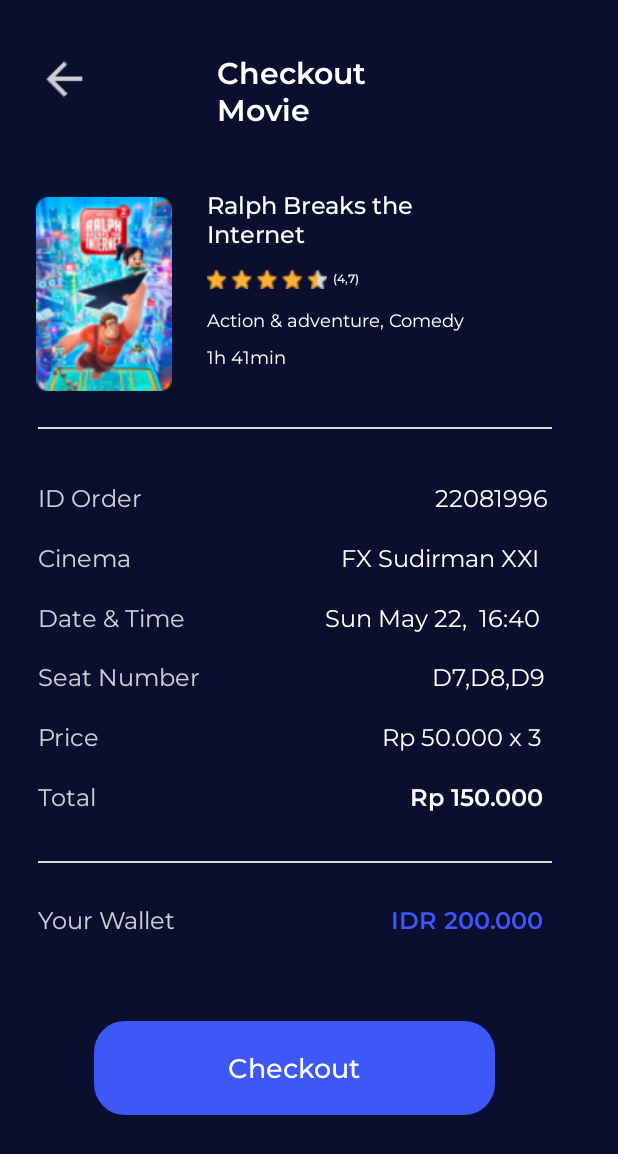
After one commit to ManhHoDinh/MovieTicketApp, an Android app: the layout checkout_wallet_enough_screen.xml on its own in the app's theme, with its tools: preview values and no code run, on a phone screen of 412 x 824 dp. The commit adds this screen. Shown: the top 1154 px of the screen. Run offline under Robolectric (Android 15) with nearby library versions, the phone set to English and light mode, and no system bars.

Commit message:
Add Checkout Screens

```diff
--- /dev/null
+++ b/app/src/main/java/com/example/movieticketapp/Activity/CheckoutWalletEnoughActivity.java
@@ -0,0 +1,16 @@
+package com.example.movieticketapp.Activity;
+
+import androidx.appcompat.app.AppCompatActivity;
+
+import android.os.Bundle;
+
+import com.example.movieticketapp.R;
+
+public class CheckoutWalletEnoughActivity extends AppCompatActivity {
+
+    @Override
+    protected void onCreate(Bundle savedInstanceState) {
+        super.onCreate(savedInstanceState);
+        setContentView(R.layout.checkout_wallet_enough_screen);
+    }
+}
--- /dev/null
+++ b/app/src/main/java/com/example/movieticketapp/Activity/SuccessCheckoutActivity.java
@@ -0,0 +1,16 @@
+package com.example.movieticketapp.Activity;
+
+import com.example.movieticketapp.R;
+
+import androidx.appcompat.app.AppCompatActivity;
+
+import android.os.Bundle;
+
+public class SuccessCheckoutActivity extends AppCompatActivity {
+
+    @Override
+    protected void onCreate(Bundle savedInstanceState) {
+        super.onCreate(savedInstanceState);
+        setContentView(R.layout.success_checkout_screen);
+    }
+}
--- a/app/src/main/java/com/example/movieticketapp/Activity/UserProflingActivity.java
+++ b/app/src/main/java/com/example/movieticketapp/Activity/UserProflingActivity.java
@@ -218,6 +218,4 @@ public class UserProflingActivity extends AppCompatActivity {
             }
         });
     }
-
-
 }
--- /dev/null
+++ b/app/src/main/res/layout/checkout_wallet_enough_screen.xml
@@ -0,0 +1,276 @@
+<?xml version="1.0" encoding="utf-8"?>
+<RelativeLayout xmlns:android="http://schemas.android.com/apk/res/android"
+    xmlns:app="http://schemas.android.com/apk/res-auto"
+    xmlns:tools="http://schemas.android.com/tools"
+    android:layout_width="match_parent"
+    android:layout_height="match_parent"
+    android:background="@color/dark_background_1"
+    tools:context=".Activity.CheckoutWalletEnoughActivity">
+
+    <ImageView
+        android:id="@+id/btnBack"
+        android:layout_width="35dp"
+        android:layout_height="35dp"
+        android:layout_marginLeft="25.13454545454545dp"
+        android:layout_marginTop="35dp"
+        android:src="@drawable/ic_back" />
+
+    <TextView
+        android:id="@+id/txtViewCheckoutMovie"
+        android:layout_width="104.7272727272727dp"
+        android:layout_height="58.64727272727273dp"
+        android:text="Checkout Movie"
+        android:fontFamily="@font/montserrat600"
+        android:textSize="20sp"
+        android:layout_marginLeft="144.5236363636364dp"
+        android:layout_marginTop="35dp" />
+
+    <ImageView
+        android:id="@+id/moviePoster"
+        android:layout_width="90.90327272727273dp"
+        android:layout_height="139.7166545454545dp"
+        android:layout_marginTop="125.6727272727273dp"
+        android:layout_marginLeft="23.66836363636364dp"
+        android:src="@drawable/movie_poster"/>
+
+    <TextView
+        android:id="@+id/movieTitle"
+        android:layout_width="200.0290909090909dp"
+        android:layout_height="41.89090909090909dp"
+        android:text="Ralph Breaks the Internet"
+        android:fontFamily="@font/montserrat500"
+        android:textSize="16sp"
+        android:layout_marginTop="125.6727272727273dp"
+        android:layout_marginLeft="138.24dp"/>
+
+    <ImageView
+        android:id="@+id/rating"
+        android:layout_width="79.81381818181818dp"
+        android:layout_height="12.56727272727273dp"
+        android:src="@drawable/rating"
+        android:layout_marginTop="180.1309090909091dp"
+        android:layout_marginLeft="138.24dp"/>
+
+    <TextView
+        android:id="@+id/ratingPoint"
+        android:layout_width="18.85090909090909dp"
+        android:layout_height="10.47272727272727dp"
+        android:text="(4,7)"
+        android:fontFamily="@font/montserrat500"
+        android:textSize="8sp"
+        android:layout_toRightOf="@id/rating"
+        android:layout_marginLeft="4.189090909090909dp"
+        android:layout_marginTop="180.1309090909091dp"/>
+
+    <TextView
+        android:id="@+id/genre"
+        android:layout_width="205.2654545454545dp"
+        android:layout_height="15.70909090909091dp"
+        android:text="Action &amp; adventure, Comedy"
+        android:fontFamily="@font/montserrat400"
+        android:textSize="12sp"
+        android:layout_below="@id/rating"
+        android:layout_marginTop="12.56727272727273dp"
+        android:layout_marginLeft="138.24dp"/>
+
+    <TextView
+        android:layout_width="53.36363636363636dp"
+        android:layout_height="15.70909090909091dp"
+        android:text="1h 41min"
+        android:fontFamily="@font/montserrat400"
+        android:textSize="12sp"
+        android:layout_below="@id/genre"
+        android:layout_marginTop="8.378181818181818dp"
+        android:layout_marginLeft="138.24dp"/>
+
+    <View
+        android:id="@+id/devider1"
+        android:layout_width="342.4581818181818dp"
+        android:layout_height="1dp"
+        android:background="@color/horizontal_line"
+        android:layout_marginTop="284.8581818181818dp"
+        android:layout_marginLeft="25.13454545454545dp"/>
+
+    <TextView
+        android:id="@+id/IDOrder"
+        android:layout_width="72.26181818181818dp"
+        android:layout_height="20.94545454545455dp"
+        android:text="ID Order"
+        android:fontFamily="@font/montserrat400"
+        android:textSize="16sp"
+        android:layout_below="@id/devider1"
+        android:layout_marginTop="35.60727272727273dp"
+        android:layout_marginLeft="25.13454545454545dp"
+        android:alpha=".8"/>
+
+    <TextView
+        android:id="@+id/Cinema"
+        android:layout_width="65.97818181818182dp"
+        android:layout_height="20.94545454545455dp"
+        android:text="Cinema"
+        android:fontFamily="@font/montserrat400"
+        android:textSize="16sp"
+        android:layout_below="@id/devider1"
+        android:layout_marginTop="75.40363636363636dp"
+        android:layout_marginLeft="25.13454545454545dp"
+        android:alpha=".8"/>
+
+    <TextView
+        android:id="@+id/DateTime"
+        android:layout_width="102.6327272727273dp"
+        android:layout_height="20.94545454545455dp"
+        android:text="Date &amp; Time"
+        android:fontFamily="@font/montserrat400"
+        android:textSize="16sp"
+        android:layout_below="@id/devider1"
+        android:layout_marginTop="115.2dp"
+        android:layout_marginLeft="25.13454545454545dp"
+        android:alpha=".8"/>
+
+    <TextView
+        android:id="@+id/SeatNumber"
+        android:layout_width="113.1054545454545dp"
+        android:layout_height="20.94545454545455dp"
+        android:text="Seat Number"
+        android:fontFamily="@font/montserrat400"
+        android:textSize="16sp"
+        android:layout_below="@id/devider1"
+        android:layout_marginTop="154.9963636363636dp"
+        android:layout_marginLeft="25.13454545454545dp"
+        android:alpha=".8"/>
+
+    <TextView
+        android:id="@+id/Price"
+        android:layout_width="42.93818181818182dp"
+        android:layout_height="20.94545454545455dp"
+        android:text="Price"
+        android:fontFamily="@font/montserrat400"
+        android:textSize="16sp"
+        android:layout_below="@id/devider1"
+        android:layout_marginTop="194.7927272727273dp"
+        android:layout_marginLeft="25.13454545454545dp"
+        android:alpha=".8"/>
+
+    <TextView
+        android:id="@+id/Total"
+        android:layout_width="40.84363636363636dp"
+        android:layout_height="20.94545454545455dp"
+        android:text="Total"
+        android:fontFamily="@font/montserrat400"
+        android:textSize="16sp"
+        android:layout_below="@id/devider1"
+        android:layout_marginTop="234.5890909090909dp"
+        android:layout_marginLeft="25.13454545454545dp"
+        android:alpha=".8"/>
+
+    <TextView
+        android:id="@+id/IDOrderValue"
+        android:layout_width="77.49818181818182dp"
+        android:layout_height="20.94545454545455dp"
+        android:text="22081996"
+        android:fontFamily="@font/montserrat400"
+        android:textSize="16sp"
+        android:layout_below="@id/devider1"
+        android:layout_marginTop="35.60727272727273dp"
+        android:layout_marginLeft="290.0945454545455dp"/>
+
+    <TextView
+        android:id="@+id/CinemaValue"
+        android:layout_width="140.3345454545455dp"
+        android:layout_height="20.94545454545455dp"
+        android:text="FX Sudirman XXI"
+        android:fontFamily="@font/montserrat400"
+        android:textSize="16sp"
+        android:layout_below="@id/devider1"
+        android:layout_marginTop="75.40363636363636dp"
+        android:layout_marginLeft="227.2581818181818dp"/>
+
+    <TextView
+        android:id="@+id/DateTimeValue"
+        android:layout_width="150.8072727272727dp"
+        android:layout_height="20.94545454545455dp"
+        android:text="Sun May 22,  16:40"
+        android:fontFamily="@font/montserrat400"
+        android:textSize="16sp"
+        android:layout_below="@id/devider1"
+        android:layout_marginTop="115.2dp"
+        android:layout_marginLeft="216.7854545454545dp"/>
+
+    <TextView
+        android:id="@+id/SeatNumberValue"
+        android:layout_width="79.59272727272727dp"
+        android:layout_height="20.94545454545455dp"
+        android:text="D7,D8,D9"
+        android:fontFamily="@font/montserrat400"
+        android:textSize="16sp"
+        android:layout_below="@id/devider1"
+        android:layout_marginTop="154.9963636363636dp"
+        android:layout_marginLeft="288dp"/>
+
+    <TextView
+        android:id="@+id/PriceValue"
+        android:layout_width="113.1054545454545dp"
+        android:layout_height="20.94545454545455dp"
+        android:text="Rp 50.000 x 3"
+        android:fontFamily="@font/montserrat400"
+        android:textSize="16sp"
+        android:layout_below="@id/devider1"
+        android:layout_marginTop="194.7927272727273dp"
+        android:layout_marginLeft="254.4872727272727dp"/>
+
+    <TextView
+        android:id="@+id/TotalValue"
+        android:layout_width="94.25454545454545dp"
+        android:layout_height="20.94545454545455dp"
+        android:text="Rp 150.000"
+        android:fontFamily="@font/montserrat600"
+        android:textSize="16sp"
+        android:layout_below="@id/devider1"
+        android:layout_marginTop="234.5890909090909dp"
+        android:layout_marginLeft="273.3381818181818dp"/>
+
+    <View
+        android:id="@+id/devider2"
+        android:layout_width="342.4581818181818dp"
+        android:layout_height="1dp"
+        android:background="@color/horizontal_line"
+        android:layout_marginTop="573.9054545454545dp"
+        android:layout_marginLeft="25.13454545454545dp"/>
+
+    <TextView
+        android:id="@+id/YourWallet"
+        android:layout_width="100.9780363636364dp"
+        android:layout_height="20.94545454545455dp"
+        android:text="Your Wallet"
+        android:fontFamily="@font/montserrat400"
+        android:textSize="16sp"
+        android:layout_below="@id/devider2"
+        android:layout_marginTop="27.22909090909091dp"
+        android:layout_marginLeft="25.13454545454545dp"
+        android:alpha=".8"/>
+
+    <TextView
+        android:id="@+id/YourWalletValue"
+        android:layout_width="106.8218181818182dp"
+        android:layout_height="20.94545454545455dp"
+        android:text="IDR 200.000"
+        android:fontFamily="@font/montserrat600"
+        android:textColor="@color/main_color"
+        android:textSize="16sp"
+        android:layout_below="@id/devider2"
+        android:layout_marginTop="27.22909090909091dp"
+        android:layout_marginLeft="260.5614545454545dp"/>
+
+    <Button
+        android:layout_width="267.0545454545455dp"
+        android:layout_height="62.83636363636364dp"
+        android:background="@drawable/roundstyle20"
+        android:backgroundTint="@color/main_color"
+        android:text="Checkout"
+        android:fontFamily="@font/montserrat500"
+        android:textAllCaps="false"
+        android:textSize="18sp"
+        android:layout_marginTop="680.7272727272727dp"
+        android:layout_marginLeft="62.83636363636364dp"/>
+
+</RelativeLayout>
--- /dev/null
+++ b/app/src/main/res/layout/success_checkout_screen.xml
@@ -0,0 +1,75 @@
+<?xml version="1.0" encoding="utf-8"?>
+<RelativeLayout xmlns:android="http://schemas.android.com/apk/res/android"
+    xmlns:app="http://schemas.android.com/apk/res-auto"
+    xmlns:tools="http://schemas.android.com/tools"
+    android:layout_width="match_parent"
+    android:layout_height="match_parent"
+    android:background="@color/dark_background_1"
+    tools:context=".Activity.SuccessCheckoutActivity">
+
+    <ImageView
+        android:id="@+id/imgSuccessCheckout"
+        android:layout_width="184.32dp"
+        android:layout_height="142.4290909090909dp"
+        android:layout_marginLeft="103.8580363636364dp"
+        android:layout_marginTop="164.4218181818182dp"
+        android:src="@drawable/success_checkout_logo"/>
+
+    <TextView
+        android:id="@+id/txtHappyWatching"
+        android:layout_width="222.0218181818182dp"
+        android:layout_height="30.37090909090909dp"
+        android:text="Happy Watching!"
+        android:fontFamily="@font/montserrat500"
+        android:textSize="24sp"
+        android:layout_marginTop="382.2545454545455dp"
+        android:layout_marginLeft="84.82909090909091dp"/>
+
+    <TextView
+        android:id="@+id/txtTicketBoughtSuccess"
+        android:layout_width="200.0290909090909dp"
+        android:layout_height="56.55272727272727dp"
+        android:text="You have successfully bought the ticket"
+        android:textSize="18sp"
+        android:fontFamily="@font/montserrat300"
+        android:layout_marginTop="429.3818181818182dp"
+        android:layout_marginLeft="96.34909090909091dp"
+        android:textAlignment="center"/>
+
+    <Button
+        android:id="@+id/btnToMyTicket"
+        android:layout_width="267.0545454545455dp"
+        android:layout_height="63.88363636363636dp"
+        android:background="@drawable/roundstyle20"
+        android:backgroundTint="@color/main_color"
+        android:text="My Ticket"
+        android:textAllCaps="false"
+        android:fontFamily="@font/montserrat500"
+        android:textSize="18sp"
+        android:layout_marginTop="561.3381818181818dp"
+        android:layout_marginLeft="62.83636363636364dp"/>
+
+    <TextView
+        android:id="@+id/txtDiscoverNewMovie"
+        android:layout_width="209.4545454545455dp"
+        android:layout_height="21.99272727272727dp"
+        android:text="Discover new movie?"
+        android:fontFamily="@font/montserrat400"
+        android:textSize="14sp"
+        android:layout_below="@id/btnToMyTicket"
+        android:layout_marginTop="18.85090909090909dp"
+        android:layout_marginLeft="64.93090909090909dp"
+        android:textColor="#ADADAD"/>
+
+    <TextView
+        android:id="@+id/txtToHome"
+        android:layout_width="100dp"
+        android:layout_height="21.99272727272727dp"
+        android:text="Back to home"
+        android:fontFamily="@font/montserrat400"
+        android:textSize="14sp"
+        android:textColor="#449EFF"
+        android:layout_below="@id/btnToMyTicket"
+        android:layout_marginTop="18.85090909090909dp"
+        android:layout_marginLeft="220dp"/>
+</RelativeLayout>
--- a/app/src/main/res/values/colors.xml
+++ b/app/src/main/res/values/colors.xml
@@ -22,4 +22,5 @@
     <color name="background_color">#FF0B0F2F</color>
     <color name="sub_text_color">#FF449EFF</color>
     <color name="white_opacity_70">#B3FFFFFF</color>
+    <color name="horizontal_line">#DBDBDB</color>
 </resources>
```
Also changed, not shown: app/src/main/AndroidManifest.xml (+12 -4 lines), app/src/main/res/drawable/movie_poster.png, app/src/main/res/drawable/rating.png (added), app/src/main/res/drawable/success_checkout_logo.png (added).
